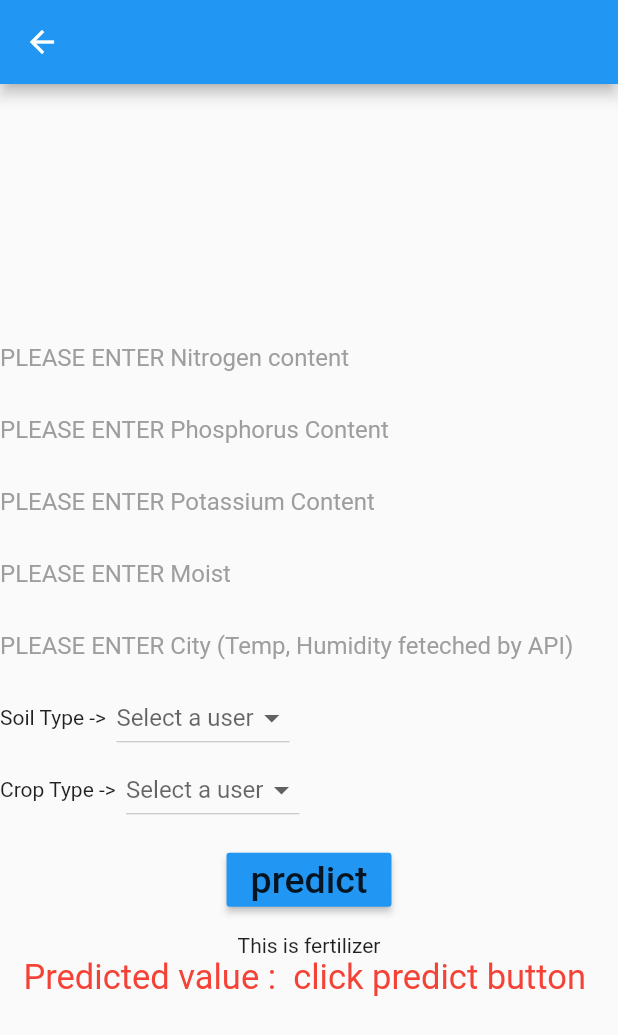
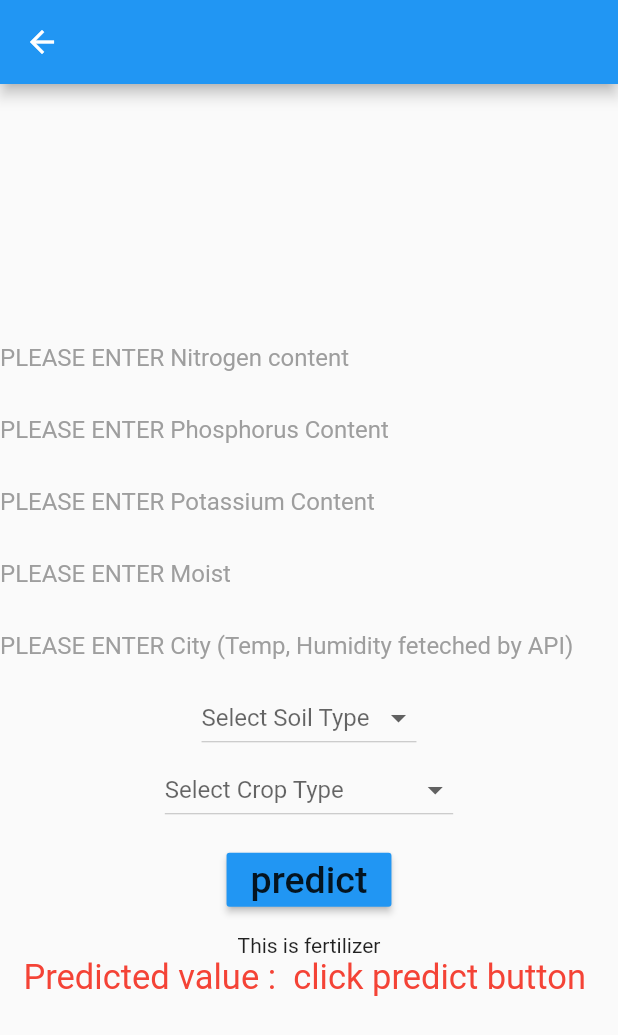
Before and after one commit to abhijitgawai/CropNFertilizer_Prediction_Farmers_Guide_Module_AndroidApp, a Flutter app: the Fertilizer screen opened directly, after a tap on "predict", on a phone screen of 412 x 824 dp. Shown: the top 1035 px of the screen. Run offline on Flutter 3.47's test engine with Material 2 defaults, Android fonts, the phone set to English and light mode, and no system bars; our stand-ins replace font_awesome_flutter; missing offline and left inert: tflite_flutter.

Commit message:
Fertilizr module completed sucessfully

```diff
--- a/Flutter_predictionApp/lib/fertilizer.dart
+++ b/Flutter_predictionApp/lib/fertilizer.dart
@@ -66,6 +66,11 @@ class _PredModelState extends State<Fertilizer> {
     print(Temp_.toString()+ " Temp_");
     print(Humidity_.toString()+ " Humidity_");
 
+    print(Soil_);
+    print(Soil_.name);
+    print(Crop_);
+    print(Crop_.name);
+
 
     //var input = [ [ N_Controller.text, P_Controller.text, K_Controller.text, Temp_Controller.text, Humidity_Controller.text, Ph_Controller.text, Rain_Controller.text       ]  ];
     //var input =[[  onePointOne,onePointOne,onePointOne,onePointOne,onePointOne,onePointOne,onePointOne  ]];
@@ -73,8 +78,57 @@ class _PredModelState extends State<Fertilizer> {
     //var input = [[ N_, P_, K_, Temp_, Humidity_, Ph_, Rain_]];
     // var input = [[Temp_api, Humidity_api, Moist_, N_, K_, P_, 0.0, 1.0, 0.0, 0.0, 0.0, 0.0, 0.0, 0.0, 0.0, 0.0, 0.0, 1.0, 0.0, 0.0, 0.0, 0.0]];
     //var input = [[3.0, 3.0, 46.0, 5.0, 7.0, 8.0, 0.0, 1.0, 0.0, 0.0, 0.0, 0.0, 0.0, 0.0, 0.0, 0.0, 0.0, 1.0, 0.0, 0.0, 0.0, 0.0]];
-    var input = [[Temp_, Humidity_, Moist_, N_, K_, P_, 0.0, 1.0, 0.0, 0.0, 0.0, 0.0, 0.0, 0.0, 0.0, 0.0, 0.0, 1.0, 0.0, 0.0, 0.0, 0.0]];
+    var input = [[Temp_, Humidity_, Moist_, N_, K_, P_, 0.0, 0.0, 0.0, 0.0, 0.0, 0.0, 0.0, 0.0, 0.0, 0.0, 0.0, 0.0, 0.0, 0.0, 0.0, 0.0]];
 
+    if (Soil_.name == "Soil Type_Black"){
+      input[0][6]=1.0;
+    }
+    if (Soil_.name == "Soil Type_Clayey"){
+      input[0][7]=1.0;
+    }
+    if (Soil_.name == "Soil Type_Loamy"){
+      input[0][8]=1.0;
+    }
+    if (Soil_.name == "Soil Type_Red"){
+      input[0][9]=1.0;
+    }
+
+    if (Soil_.name == "Soil Type_Sandy"){
+      input[0][10]=1.0;
+    }
+    if (Crop_.name == "Crop Type_Barley"){
+      input[0][11]=1.0;
+    }
+    if (Crop_.name == "Crop Type_Cotton"){
+      input[0][12]=1.0;
+    }
+    if (Crop_.name == "Crop Type_Ground Nuts"){
+      input[0][13]=1.0;
+    }
+    if (Crop_.name == "Crop Type_Maize"){
+      input[0][14]=1.0;
+    }
+    if (Crop_.name == "Crop Type_Millets"){
+      input[0][15]=1.0;
+    }
+    if (Crop_.name == "Crop Type_Oil seeds"){
+      input[0][16]=1.0;
+    }
+    if (Crop_.name == "Crop Type_Paddy"){
+      input[0][17]=1.0;
+    }
+    if (Crop_.name == "Crop Type_Pulses"){
+      input[0][18]=1.0;
+    }
+    if (Crop_.name == "Crop Type_Sugarcane"){
+      input[0][19]=1.0;
+    }
+    if (Crop_.name == "Crop Type_Tobacco"){
+      input[0][20]=1.0;
+    }
+    if (Crop_.name == "Crop Type_Wheat"){
+      input[0][21]=1.0;
+    }
 
     print('THis is controllers input');
     print(  N_Controller.text + ' N_Controller.text');
@@ -128,8 +182,11 @@ class _PredModelState extends State<Fertilizer> {
 
     });
   }
-  User selectedUser;
-  List<User> users = <User>[User('Foo'), User('Bar')];
+  User Soil_;
+  User Crop_;
+  List<User> soil = <User>[User('Soil Type_Black'), User('Soil Type_Clayey'), User('Soil Type_Loamy'), User('Soil Type_Red')];
+  List<User> crop = <User>[User('Crop Type_Barley'), User('Crop Type_Cotton'), User('Crop Type_Ground Nuts'), User('Crop Type_Maize'), User('Crop Type_Millets'), User('Crop Type_Oil seeds'), User('Crop Type_Paddy'), User('Crop Type_Pulses'), User('Crop Type_Sugarcane'), User('Crop Type_Tobacco'), User('Crop Type_Wheat')];
+
   @override
   Widget build(BuildContext context) {
     return Scaffold(
@@ -224,17 +281,18 @@ class _PredModelState extends State<Fertilizer> {
             //   "change the input values in code to get the prediction",
             //   style: TextStyle(fontSize: 16),
             // ),
-        Row(                                         // Soil Type
-        children: [ Text("Soil Type ->  "),
-            DropdownButton<User>(
-              hint: new Text("Select a user"),
-              value: selectedUser,
+        // Row(
+        // children: [ //Text("Soil Type ->  "),
+
+            DropdownButton<User>(                             // Soil Type
+              hint: new Text("Select Soil Type"),
+              value: Soil_,
               onChanged: (User newValue) {
                 setState(() {
-                  selectedUser = newValue;
+                  Soil_ = newValue;
                 });
               },
-              items: users.map((User user) {
+              items: soil.map((User user) {
                 return new DropdownMenuItem<User>(
                   value: user,
                   child: new Text(
@@ -244,20 +302,20 @@ class _PredModelState extends State<Fertilizer> {
                 );
               }).toList(),
             ),
-          ],
-        ),
+         // ],
+        //),
 
-            Row(                                   // Crop Type
-              children: [ Text("Crop Type ->  "),
-                DropdownButton<User>(
-                  hint: new Text("Select a user"),
-                  value: selectedUser,
+            // Row(
+            //   children: [ //Text("Crop Type ->  "),
+                DropdownButton<User>(                             // Crop Type
+                  hint: new Text("Select Crop Type"),
+                  value: Crop_,
                   onChanged: (User newValue) {
                     setState(() {
-                      selectedUser = newValue;
+                      Crop_ = newValue;
                     });
                   },
-                  items: users.map((User user) {
+                  items: crop.map((User user) {
                     return new DropdownMenuItem<User>(
                       value: user,
                       child: new Text(
@@ -267,8 +325,8 @@ class _PredModelState extends State<Fertilizer> {
                     );
                   }).toList(),
                 ),
-              ],
-            ),
+             // ],
+            //),
 
             SizedBox(height: 12),
             MaterialButton(
```
